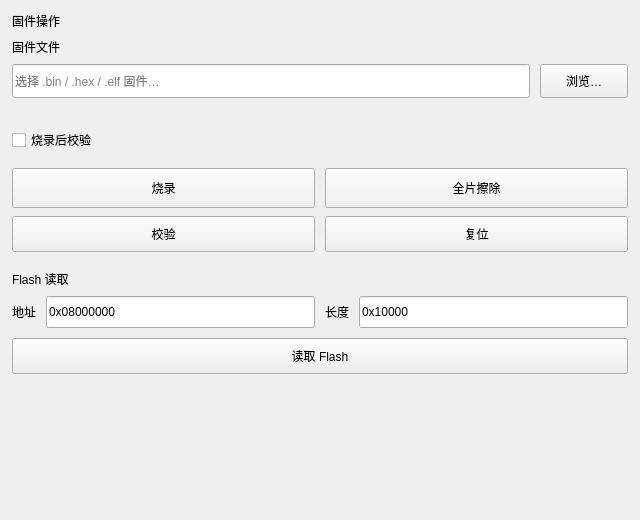
First picture: the form in etools/ui/forms/flash_panel.ui, repository youzhouchang/ETools, before the edit.
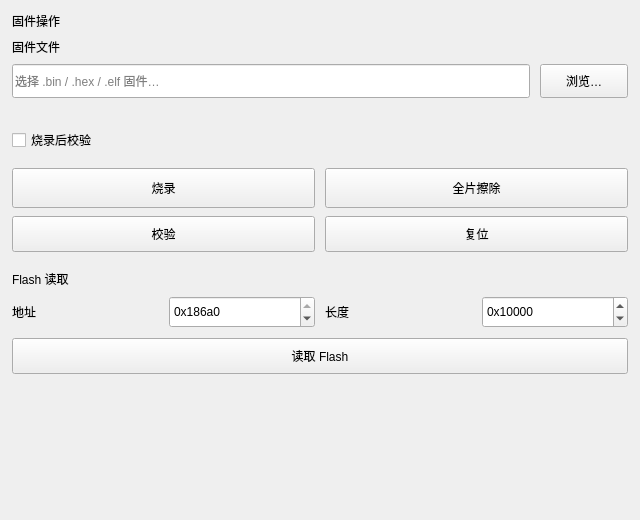
Second picture: the form after the edit.

Patch:
```diff
--- a/etools/ui/forms/flash_panel.ui
+++ b/etools/ui/forms/flash_panel.ui
@@ -208,15 +208,30 @@
       </widget>
      </item>
      <item row="0" column="1">
-      <widget class="QLineEdit" name="addrEdit">
+      <widget class="QSpinBox" name="addrEdit">
        <property name="minimumSize">
         <size>
          <width>0</width>
          <height>32</height>
         </size>
        </property>
-       <property name="text">
-        <string>0x08000000</string>
+       <property name="prefix">
+        <string>0x</string>
+       </property>
+       <property name="displayIntegerBase">
+        <number>16</number>
+       </property>
+       <property name="minimum">
+        <number>0</number>
+       </property>
+       <property name="maximum">
+        <number>2147483647</number>
+       </property>
+       <property name="singleStep">
+        <number>256</number>
+       </property>
+       <property name="value">
+        <number>134217728</number>
        </property>
       </widget>
      </item>
@@ -228,15 +243,30 @@
       </widget>
      </item>
      <item row="0" column="3">
-      <widget class="QLineEdit" name="sizeEdit">
+      <widget class="QSpinBox" name="sizeEdit">
        <property name="minimumSize">
         <size>
          <width>0</width>
          <height>32</height>
         </size>
        </property>
-       <property name="text">
-        <string>0x10000</string>
+       <property name="prefix">
+        <string>0x</string>
+       </property>
+       <property name="displayIntegerBase">
+        <number>16</number>
+       </property>
+       <property name="minimum">
+        <number>0</number>
+       </property>
+       <property name="maximum">
+        <number>2147483647</number>
+       </property>
+       <property name="singleStep">
+        <number>4096</number>
+       </property>
+       <property name="value">
+        <number>65536</number>
        </property>
       </widget>
      </item>
```
